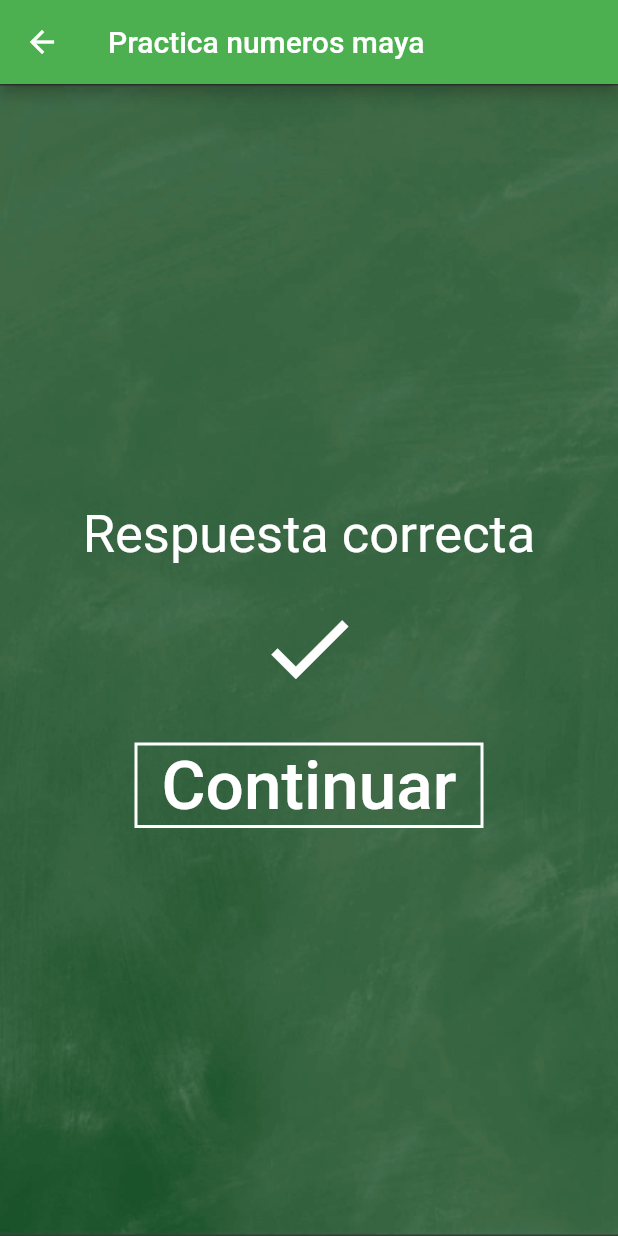
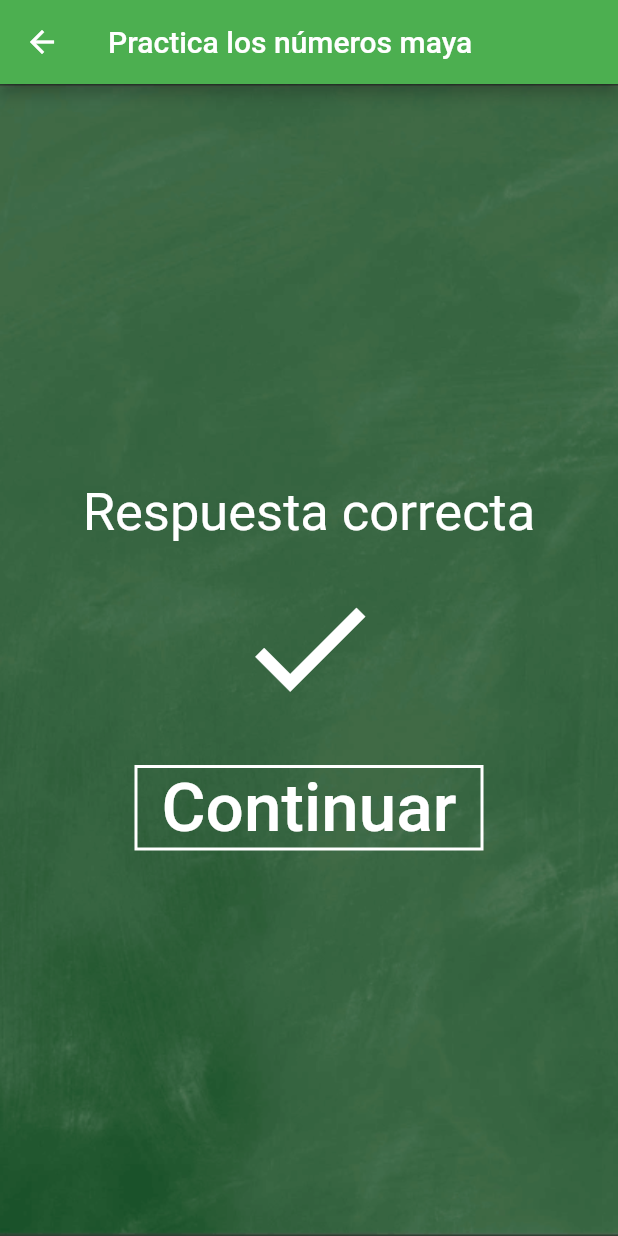
Before and after one commit to pabload/practicanumerosmaya, a Flutter app: the PaginaPractica screen opened directly, after a tap on "Comprobar", on a phone screen of 412 x 824 dp. Run offline on Flutter 3.47's test engine with Material 2 defaults, Android fonts, the phone set to English and light mode, and no system bars; our stand-ins replace bloc, flutter_bloc, freezed_annotation; missing offline and left inert: dart:html; generated files the repository leaves out were written again.

Commit message:
se corrigio error

```diff
--- a/lib/aplicacion/pagina_practicaestado.dart
+++ b/lib/aplicacion/pagina_practicaestado.dart
@@ -30,6 +30,5 @@ abstract class PaginaPracticaEstado with _$PaginaPracticaEstado {
       entradanivel3: Nivel(circulos: 0, barras: 0, cacao: 0),
       entradaDecimal: 0,
       correcto: false,
-        verResultado: false
-      );
+      verResultado: false);
 }
--- a/lib/interfaces/paginas/paginapractica/numero_entrada.dart
+++ b/lib/interfaces/paginas/paginapractica/numero_entrada.dart
@@ -57,6 +57,7 @@ class NumeroEntrada extends StatelessWidget {
                   padding: const EdgeInsets.all(15.0),
                   child: Center(
                     child: TextField(
+                      keyboardType: TextInputType.number,
                       textAlign: TextAlign.center,
                       style: TextStyle(fontSize: 25, color: Colors.white),
                       decoration: InputDecoration(
@@ -74,7 +75,7 @@ class NumeroEntrada extends StatelessWidget {
                       onChanged: (numero) {
                         context
                             .read<PaginaPracticaCubit>()
-                            .asignarNumeroDecimal(int.parse(numero));
+                            .asignarNumeroDecimal(numero);
                       },
                     ),
                   ),
--- a/lib/interfaces/paginas/paginapractica/pagina_practica.dart
+++ b/lib/interfaces/paginas/paginapractica/pagina_practica.dart
@@ -20,7 +20,7 @@ class PaginaPractica extends StatelessWidget {
       builder: (context, state) {
         return Scaffold(
           appBar: AppBar(
-            title: Text('Practica numeros maya'),
+            title: Text('Practica los números maya'),
             backgroundColor: Colors.green,
           ),
           body: Container(
--- a/lib/interfaces/paginas/paginapractica/resultado.dart
+++ b/lib/interfaces/paginas/paginapractica/resultado.dart
@@ -39,14 +39,14 @@ class Resultado extends StatelessWidget {
                   Icon(
                     Icons.check,
                     color: Colors.white,
-                    size: 70,
+                    size: 100,
                   ),
                 if (!state.correcto)
                   Row(
                     mainAxisSize: MainAxisSize.min,
                     children: [
                       Text(
-                        'Solucion: ',
+                        'Solución: ',
                         style: TextStyle(color: Colors.white, fontSize: 35),
                       ),
                       if (state.mayaADecimal)
--- a/lib/interfaces/paginas/principal/principal.dart
+++ b/lib/interfaces/paginas/principal/principal.dart
@@ -27,7 +27,8 @@ class PaginaPrincipal extends StatelessWidget {
               crossAxisAlignment: CrossAxisAlignment.center,
               children: [
                 Text(
-                  '!Practica los numeros en maya!',
+                  '!Practica los números en maya!',
+                  textAlign: TextAlign.center,
                   style: TextStyle(color: Colors.white, fontSize: 50),
                 ),
                 Image.asset(
```
Also changed, not shown: lib/aplicacion/pagina_practicacubit.dart (+24 -13 lines), lib/interfaces/paginas/paginapractica/tablero_numeromaya.dart (+4 -5 lines). Lines whose indentation alone changed are shown as unchanged.
